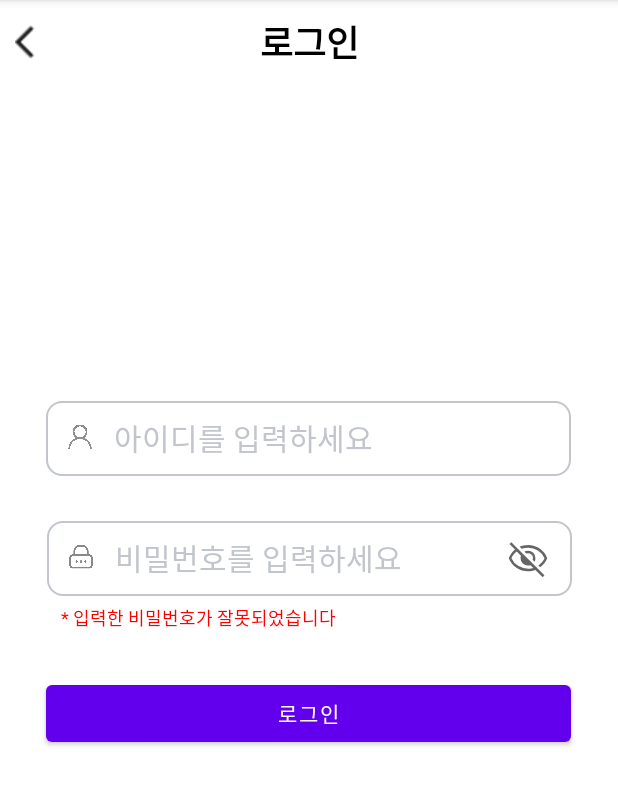
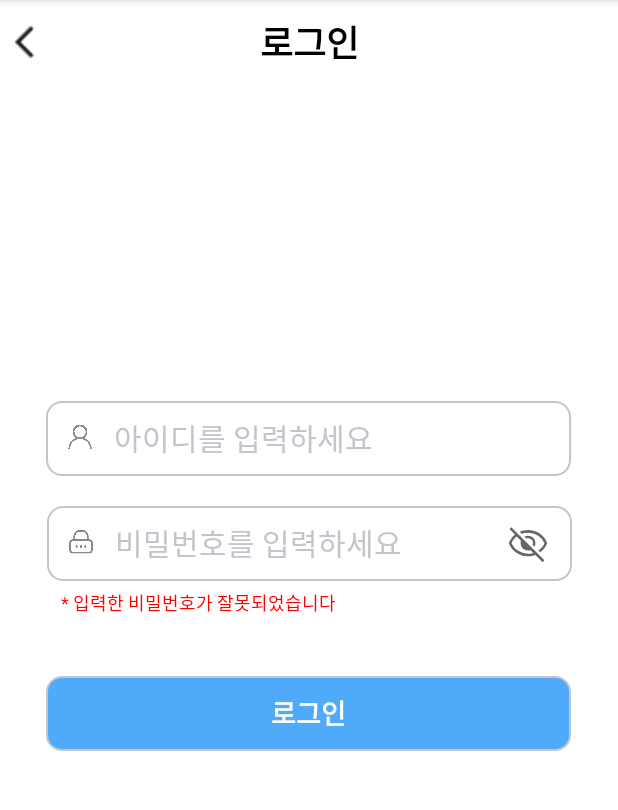
Before and after one commit to East-kang/Front_Android, an Android app: the screen it shows after launch (MainActivity), on a phone screen of 412 x 824 dp, the part 84-894 px from its top. Run offline under Robolectric (Android 15) with nearby library versions, the phone set to English and light mode, and no system bars.

Commit message:
Create the login button

```diff
--- a/app/src/main/res/drawable/login_button.xml
+++ b/app/src/main/res/drawable/login_button.xml
@@ -4,7 +4,7 @@
 
     <size android:width="350dp" android:height="50dp" />
     <stroke android:width="1dp" android:color="#C2C6CC"/>
-    <solid android:color="#FFFFFF"/>
+    <solid android:color="#50AAFA"/>
     <padding android:bottom="1dp"/>
     <corners android:radius="10dp" />
 </shape>
--- a/app/src/main/res/layout/activity_main.xml
+++ b/app/src/main/res/layout/activity_main.xml
@@ -67,7 +67,7 @@
             android:layout_width="match_parent"
             android:layout_height="wrap_content"
             android:layout_gravity="center"
-            android:layout_marginTop="30dp">
+            android:layout_marginTop="20dp">
 
             <EditText
                 android:id="@+id/id_passwordText"
@@ -109,13 +109,17 @@
             android:textColor="#FF0000"
             android:textSize="12dp" />
 
-        <Button
+        <androidx.appcompat.widget.AppCompatButton
             android:layout_width="350dp"
             android:layout_height="50dp"
+            android:background="@drawable/login_button"
             android:layout_gravity="center"
             android:gravity="center"
-            android:layout_marginTop="30dp"
-            android:text="로그인" />
+            android:layout_marginTop="40dp"
+            android:text="로그인"
+            android:textStyle="bold"
+            android:textColor="#FFFFFF"
+            android:textSize="18dp"/>
 
     </LinearLayout>
 
```
